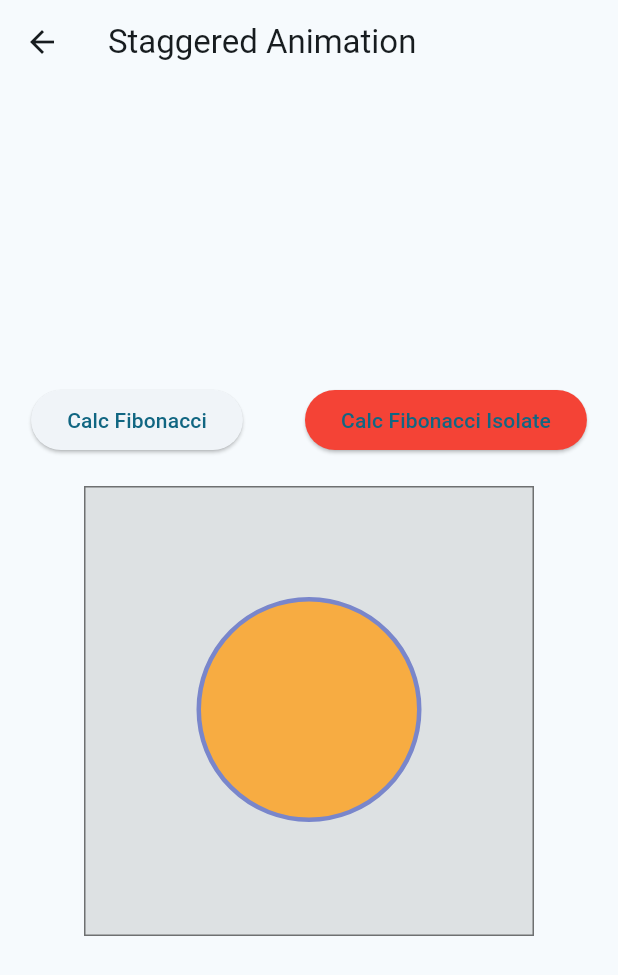
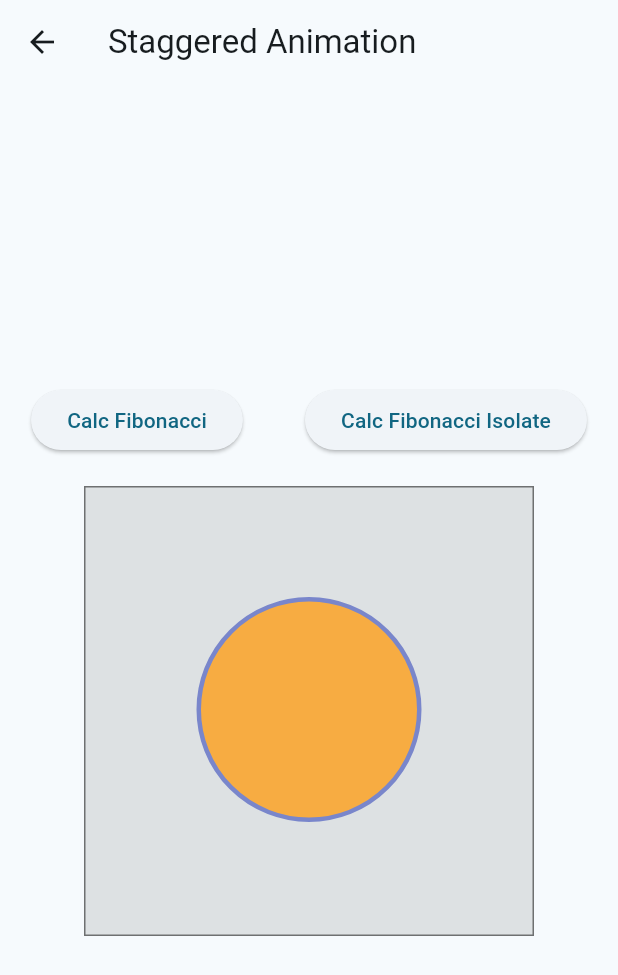
Before and after one commit to pwlimaverde/return_success_or_error, a Flutter app: the StaggerDemo screen opened directly, after a tap on "Calc Fibonacci", on a phone screen of 412 x 824 dp. Shown: the top 975 px of the screen. Run offline on Flutter 3.47's test engine with Material 2 defaults, Android fonts, the phone set to English and light mode, and no system bars; our stand-ins replace connectivity_plus.

Commit message:
ajustes em exemplo

```diff
--- a/example/lib/animation_page.dart
+++ b/example/lib/animation_page.dart
@@ -11,7 +11,7 @@ class StaggerAnimation extends StatelessWidget {
         ).animate(
           CurvedAnimation(
             parent: controller,
-            curve: Interval(
+            curve: const Interval(
               0.0,
               0.100,
               curve: Curves.ease,
@@ -24,7 +24,7 @@ class StaggerAnimation extends StatelessWidget {
         ).animate(
           CurvedAnimation(
             parent: controller,
-            curve: Interval(
+            curve: const Interval(
               0.125,
               0.250,
               curve: Curves.ease,
@@ -34,7 +34,7 @@ class StaggerAnimation extends StatelessWidget {
         height = Tween<double>(begin: 50.0, end: 150.0).animate(
           CurvedAnimation(
             parent: controller,
-            curve: Interval(
+            curve: const Interval(
               0.250,
               0.375,
               curve: Curves.ease,
@@ -47,7 +47,7 @@ class StaggerAnimation extends StatelessWidget {
         ).animate(
           CurvedAnimation(
             parent: controller,
-            curve: Interval(
+            curve: const Interval(
               0.250,
               0.375,
               curve: Curves.ease,
@@ -60,7 +60,7 @@ class StaggerAnimation extends StatelessWidget {
         ).animate(
           CurvedAnimation(
             parent: controller,
-            curve: Interval(
+            curve: const Interval(
               0.375,
               0.500,
               curve: Curves.ease,
@@ -73,7 +73,7 @@ class StaggerAnimation extends StatelessWidget {
         ).animate(
           CurvedAnimation(
             parent: controller,
-            curve: Interval(
+            curve: const Interval(
               0.500,
               0.750,
               curve: Curves.ease,
@@ -125,11 +125,13 @@ class StaggerAnimation extends StatelessWidget {
 }
 
 class StaggerDemo extends StatefulWidget {
+  const StaggerDemo({super.key});
+
   @override
-  _StaggerDemoState createState() => _StaggerDemoState();
+  StaggerDemoState createState() => StaggerDemoState();
 }
 
-class _StaggerDemoState extends State<StaggerDemo>
+class StaggerDemoState extends State<StaggerDemo>
     with TickerProviderStateMixin {
   late AnimationController _controller;
 
@@ -168,35 +170,21 @@ class _StaggerDemoState extends State<StaggerDemo>
             children: [
               ElevatedButton(
                 onPressed: () async {
-                  print('####################################################');
-                  print('Start SEM isolate: ${DateTime.now()}');
-                  print('Fibonacci SEM -> ${Calc.fibonacci(43)}');
-                  print('Finish SEM isolate: ${DateTime.now()}');
-                  print('####################################################');
-                  // Calc().fibonacciPresenter();
+                  Calc.fibonacci(43);
                 },
-                child: Text('Calc Fibonacci'),
+                child: const Text('Calc Fibonacci'),
               ),
               ElevatedButton(
                 onPressed: () async {
-                  // print('####################################################');
-                  // print('Start COM isolate: ${DateTime.now()}');
-                  // print(
-                  //   'Fibonacci COM isolate-> ${await Calc().isolateFibonacci(43)}',
-                  // );
-                  // print('Finish COM isolate: ${DateTime.now()}');
-                  // print('####################################################');
                   Calc().fibonacciPresenter();
                   Calc().fibonacciCallDataPresenter();
                 },
-                child: Text('Calc Fibonacci Isolate'),
-                style: ElevatedButton.styleFrom(
-                  primary: Colors.red,
-                ),
+                style: ElevatedButton.styleFrom(),
+                child: const Text('Calc Fibonacci Isolate'),
               )
             ],
           ),
-          SizedBox(height: 20),
+          const SizedBox(height: 20),
           GestureDetector(
             behavior: HitTestBehavior.opaque,
             onTap: () {
```
Also changed, not shown: example/lib/isolate_fibonacci.dart (+0 -8 lines), example/lib/main.dart (+3 -7 lines).
